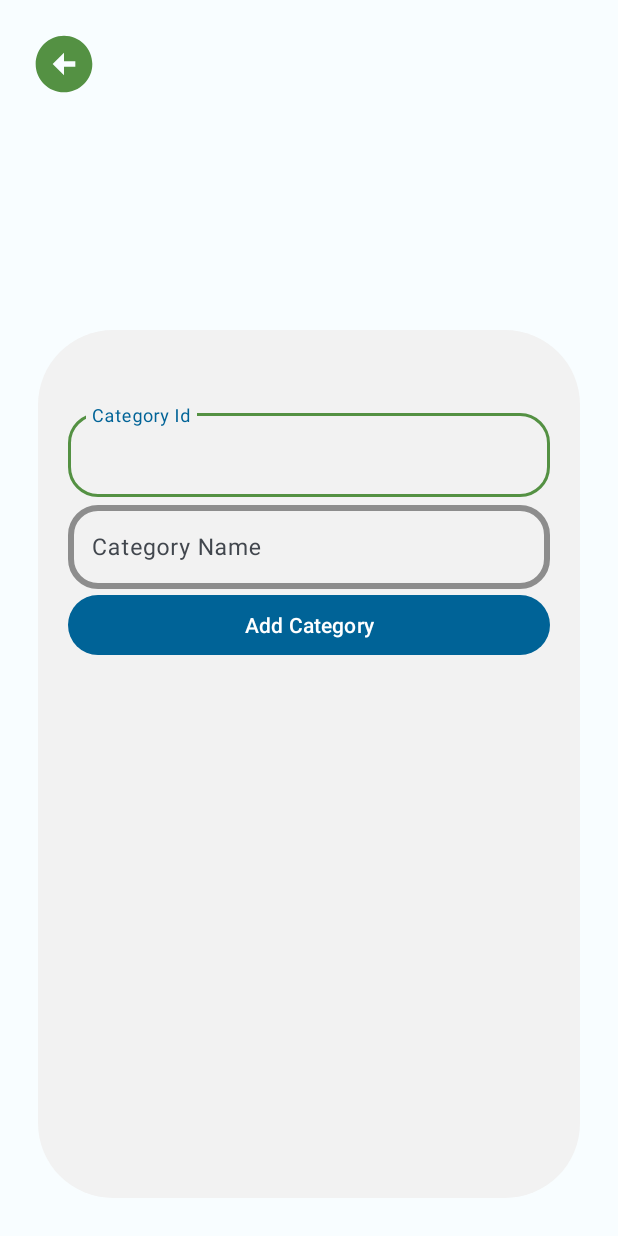
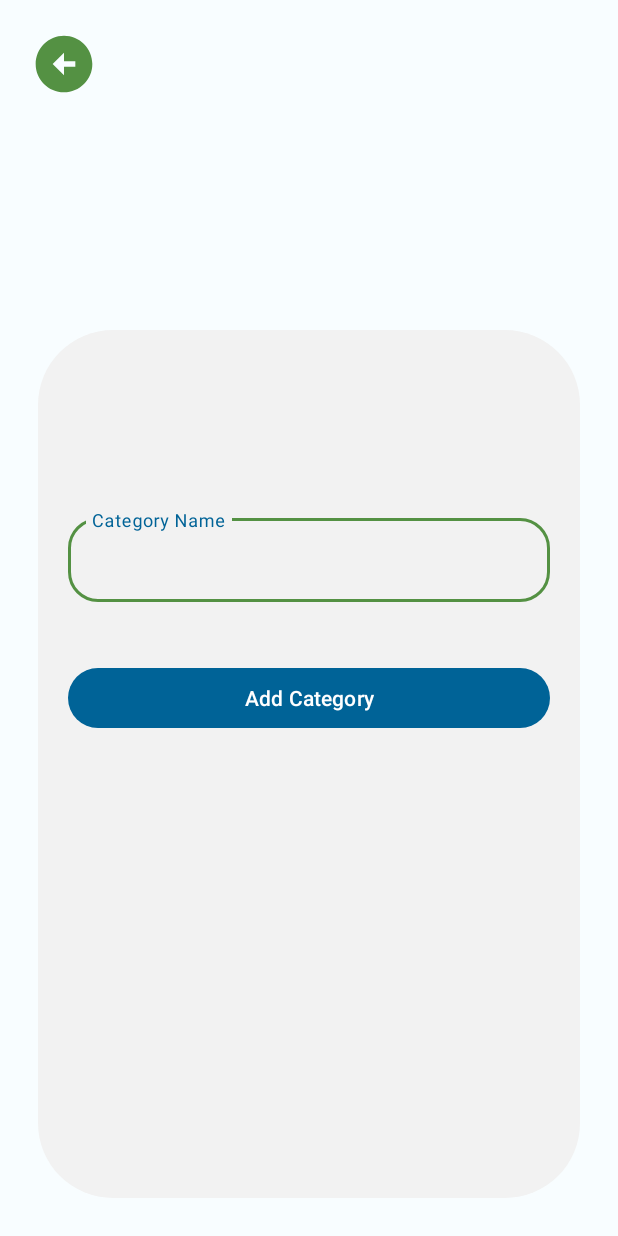
Before and after one commit to akstDonda/inventory-management, an Android app: the AddNewCategory screen opened directly, with no data from a screen before it, on a phone screen of 412 x 824 dp. Run offline under Robolectric (Android 15) with nearby library versions, the light colour scheme and no system bars; our stand-ins replace Firebase (no records; nobody signed in at launch, a user with empty details on screens opened directly); libraries missing offline, so code that uses them is left out: com.google.firestore.v1, org.checkerframework.checker.

Commit message:
id replace with name

```diff
--- a/app/src/main/java/com/miniproject/inventorymanagement/adapters/CategoryAdapter.java
+++ b/app/src/main/java/com/miniproject/inventorymanagement/adapters/CategoryAdapter.java
@@ -39,7 +39,7 @@ public class CategoryAdapter extends RecyclerView.Adapter<CategoryAdapter.ViewHo
 //        holder.dateTextView.setText(transaction.getTimestamp().toString());
 //        holder.quantityTextView.setText(String.valueOf(transaction.getQuantity()));
 //        holder.priceTextView.setText(String.valueOf(transaction.getPrice()));
-            holder.categoryNameTextView.setText(String.valueOf(category.getName()));
+            holder.categoryNameTextView.setText(String.valueOf(category.getId()));
 
 
     }
@@ -63,6 +63,7 @@ public class CategoryAdapter extends RecyclerView.Adapter<CategoryAdapter.ViewHo
 //            quantityTextView = itemView.findViewById(R.id.quantity_textview);
 //            priceTextView = itemView.findViewById(R.id.price_textview);
             categoryNameTextView= itemView.findViewById(R.id.categoryNameTextView);
+
         }
     }
 
--- a/app/src/main/java/com/miniproject/inventorymanagement/admin/AddNewCategory.java
+++ b/app/src/main/java/com/miniproject/inventorymanagement/admin/AddNewCategory.java
@@ -40,7 +40,7 @@ public class AddNewCategory extends AppCompatActivity {
         dbHandler=DatabaseHandler.getInstance();
 
         categoryIdText = findViewById(R.id.addCategoryId);
-        categoryNameText = findViewById(R.id.addCategoryName);
+//        categoryNameText = findViewById(R.id.addCategoryName);
         addCategoryButton = findViewById(R.id.addCategoryButton);
 
 
@@ -48,12 +48,12 @@ public class AddNewCategory extends AppCompatActivity {
             @Override
             public void onClick(View view) {
                 categoryId = categoryIdText.getEditText().getText().toString();
-                categoryName = categoryNameText.getEditText().getText().toString();
+//                categoryName = categoryNameText.getEditText().getText().toString();
 
 
                 //createAndAddCategory
                 dbHandler.createAndAddCategory(categoryId, categoryName,null);
-                Toast.makeText(AddNewCategory.this, dbHandler.getCategories().get(categoryId).getName(), Toast.LENGTH_SHORT).show();
+                Toast.makeText(AddNewCategory.this, dbHandler.getCategories().get(categoryId).getId(), Toast.LENGTH_SHORT).show();
 
                 Intent intent = new Intent(AddNewCategory.this, Category.class);
                 startActivity(intent);
--- a/app/src/main/res/layout/activity_add_new_category.xml
+++ b/app/src/main/res/layout/activity_add_new_category.xml
@@ -18,6 +18,7 @@
     <LinearLayout
         android:layout_width="match_parent"
         android:layout_height="match_parent"
+        android:paddingTop="120dp"
         style="@style/formBackground">
 
 
@@ -26,7 +27,7 @@
         <com.google.android.material.textfield.TextInputLayout
             android:id="@+id/addCategoryId"
             style="@style/primaryTextInputLayout"
-            android:hint="Category Id"
+            android:hint="Category Name"
             tools:ignore="HardcodedText">
             <com.google.android.material.textfield.TextInputEditText
                 style="@style/primaryTextInputEditText"
@@ -35,17 +36,17 @@
 
         </com.google.android.material.textfield.TextInputLayout>
 
-        <com.google.android.material.textfield.TextInputLayout
-            android:id="@+id/addCategoryName"
-            style="@style/primaryTextInputLayout"
-            android:hint="Category Name"
-            tools:ignore="HardcodedText">
-            <com.google.android.material.textfield.TextInputEditText
-                android:inputType="text"
-                style="@style/primaryTextInputEditText"
-                tools:ignore="TextSizeCheck,TextContrastCheck,VisualLintTextFieldSize" />
+<!--        <com.google.android.material.textfield.TextInputLayout-->
+<!--            android:id="@+id/addCategoryName"-->
+<!--            style="@style/primaryTextInputLayout"-->
+<!--            android:hint="Category Name"-->
+<!--            tools:ignore="HardcodedText">-->
+<!--            <com.google.android.material.textfield.TextInputEditText-->
+<!--                android:inputType="text"-->
+<!--                style="@style/primaryTextInputEditText"-->
+<!--                tools:ignore="TextSizeCheck,TextContrastCheck,VisualLintTextFieldSize" />-->
 
-        </com.google.android.material.textfield.TextInputLayout>
+<!--        </com.google.android.material.textfield.TextInputLayout>-->
 
 
 
@@ -55,6 +56,7 @@
         <Button
             android:layout_width="match_parent"
             android:layout_height="wrap_content"
+            android:layout_marginTop="40dp"
             android:id="@+id/addCategoryButton"
             android:text="Add Category"/>
 
```
